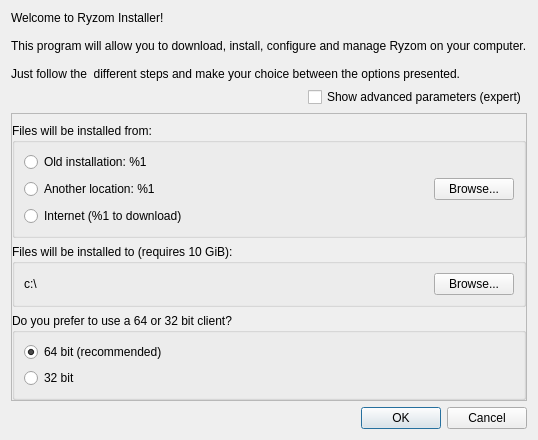
Before: the Qt Designer form code/ryzom/tools/client/ryzom_installer/ui/installdialog.ui in ryzom/ryzomcore, drawn with Qt 5.
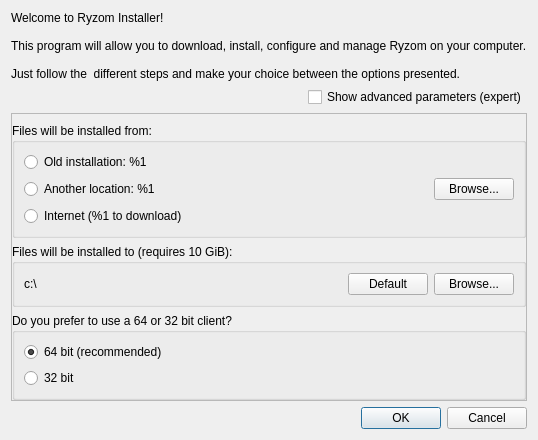
After: the same form once the commit is applied.

Commit message:
Changed: New button for default location
branch : develop

What changed in the file:
```diff
--- a/code/ryzom/tools/client/ryzom_installer/ui/installdialog.ui
+++ b/code/ryzom/tools/client/ryzom_installer/ui/installdialog.ui
@@ -146,7 +146,7 @@
         <property name="title">
          <string>Files will be installed to (requires 10 GiB):</string>
         </property>
-        <layout class="QHBoxLayout" name="destinationLayout" stretch="1,0">
+        <layout class="QHBoxLayout" name="destinationLayout" stretch="1,0,0">
          <item>
           <widget class="QLabel" name="destinationLabel">
            <property name="text">
@@ -154,6 +154,13 @@
            </property>
           </widget>
          </item>
+         <item>
+          <widget class="QPushButton" name="destinationDefaultButton">
+           <property name="text">
+            <string>Default</string>
+           </property>
+          </widget>
+         </item>
          <item>
           <widget class="QPushButton" name="destinationBrowseButton">
            <property name="text">
```
Left out of the diff: 2 changed lines with no effect on the pictures. The commit also changes 5 other files.
